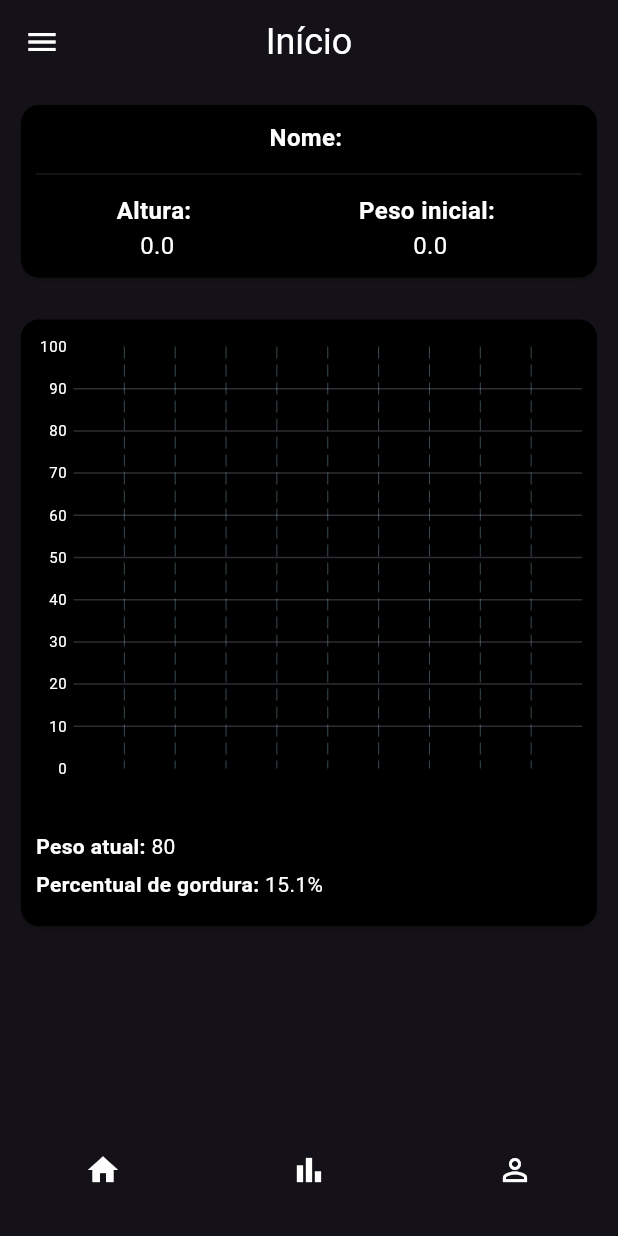
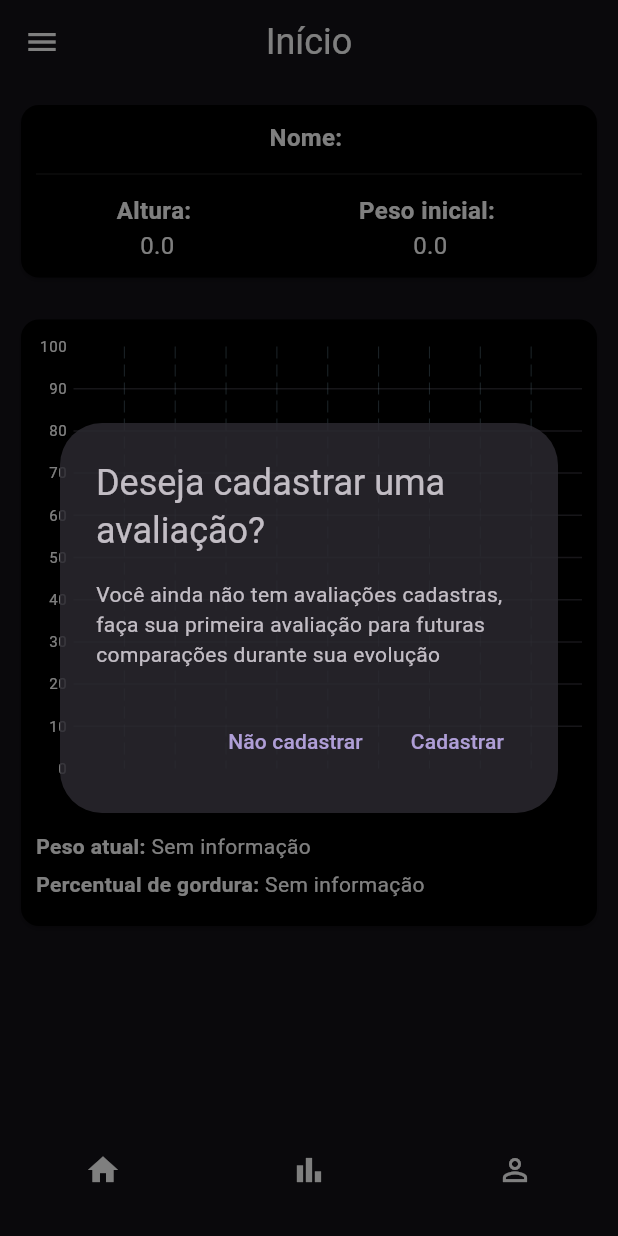
Before and after one commit to lucaskrause/my_fitness_progress, a Flutter app: the screen it shows after launch, after a tap on "Acessar APP", on a phone screen of 412 x 824 dp. Run offline on Flutter 3.47's test engine with Material 3 defaults, Android fonts, the phone set to English and light mode, and no system bars; drawn by our look-alikes of fl_chart; our stand-ins replace cloud_firestore, firebase_core, get_it, shared_preferences, sqflite; accounts and stored records are empty.

Commit message:
Continuação de funcionalidade

```diff
--- a/lib/src/components/resume_fitness.dart
+++ b/lib/src/components/resume_fitness.dart
@@ -2,7 +2,10 @@ import 'dart:async';
 
 import 'package:fl_chart/fl_chart.dart';
 import 'package:flutter/material.dart';
+import 'package:get_it/get_it.dart';
+import 'package:my_fitness_progress/src/controller/auth/auth_controller.dart';
 import 'package:my_fitness_progress/src/controller/evaluation/evaluation_controller.dart';
+import 'package:my_fitness_progress/src/models/evaluation.dart';
 import 'package:my_fitness_progress/src/screen/physical_evaluation/new_evaluation_page.dart';
 
 class ResumeFitness extends StatefulWidget {
@@ -14,6 +17,10 @@ class ResumeFitness extends StatefulWidget {
 }
 
 class _ResumeFitnessState extends State<ResumeFitness> {
+  AuthController authController = GetIt.I.get<AuthController>();
+  double currentWeight = 0;
+  double currentPercentFat = 0;
+
   int touchedIndex = -1;
   bool isShadowBar(int rodIndex) => rodIndex == 1;
   Map<int, List<double>> mainItems = <int, List<double>>{};
@@ -38,7 +45,7 @@ class _ResumeFitnessState extends State<ResumeFitness> {
             BarChartRodStackItem(
               0,
               v1,
-              Theme.of(context).colorScheme.onTertiaryContainer,
+              const Color.fromRGBO(255, 218, 10, 1),
               BorderSide(
                 color: Colors.white,
                 width: isTouched ? 2 : 0,
@@ -47,7 +54,7 @@ class _ResumeFitnessState extends State<ResumeFitness> {
             BarChartRodStackItem(
               v1,
               v1 + v2,
-              Theme.of(context).colorScheme.onSecondaryContainer,
+              const Color.fromRGBO(11, 82, 38, 1),
               BorderSide(
                 color: Colors.white,
                 width: isTouched ? 2 : 0,
@@ -65,8 +72,7 @@ class _ResumeFitnessState extends State<ResumeFitness> {
       builder: (_) {
         return AlertDialog(
           title: const Text("Deseja cadastrar uma avaliação?"),
-          content: const Text(
-              "Você ainda não tem avaliações cadastras, faça sua primeira avaliação para futuras comparações durante sua evolução"),
+          content: const Text("Você ainda não tem avaliações cadastras, faça sua primeira avaliação para futuras comparações durante sua evolução"),
           actions: [
             TextButton(
               onPressed: () {
@@ -78,8 +84,7 @@ class _ResumeFitnessState extends State<ResumeFitness> {
               onPressed: () {
                 Navigator.of(context).pop();
                 Navigator.of(context).push(
-                  MaterialPageRoute(
-                      builder: (_) => const NewEvaluationPage(isFirst: true)),
+                  MaterialPageRoute(builder: (_) => const NewEvaluationPage(isFirst: true)),
                 );
               },
               child: const Text("Cadastrar"),
@@ -90,11 +95,44 @@ class _ResumeFitnessState extends State<ResumeFitness> {
     );
   }
 
+  List<double> getPesos(Evaluation eva) {
+    double pesoTotal = double.parse(eva.pesoAtual!);
+    double pesoFat = double.parse(eva.fatKg!);
+    double pesoFit = pesoTotal - pesoFat;
+
+    return [pesoFat, pesoFit];
+  }
+
   @override
   void initState() {
-    Timer(const Duration(seconds: 2), () {
+    Timer(const Duration(seconds: 1), () {
       if (widget.controller.evaluationList.isEmpty) {
         showAskEvaluation();
+      } else {
+        Map<int, List<double>> itens = {};
+        var eva = widget.controller.evaluationList;
+
+        List<double> firstEvaluation = getPesos(eva.first);
+        itens[0] = firstEvaluation;
+
+        if (eva.length > 1) {
+          List<double> lastEvaluation = getPesos(eva.last);
+          itens[1] = lastEvaluation;
+        }
+
+        if (authController.user.objective != null) {
+          Map<String, double> objective = authController.user.objective!;
+          double weight = objective['weight']!;
+          double fatWeight = (objective['weight']! * objective['percentFat']!) / 100;
+          double cleanWeight = weight - fatWeight;
+          itens[2] = [fatWeight, cleanWeight];
+        }
+
+        setState(() {
+          mainItems.addAll(itens);
+          currentWeight = double.parse(eva.last.pesoAtual!);
+          currentPercentFat = double.parse(eva.last.percentFat!);
+        });
       }
     });
 
@@ -117,14 +155,13 @@ class _ResumeFitnessState extends State<ResumeFitness> {
               barTouchData: BarTouchData(
                 handleBuiltInTouches: false,
                 touchCallback: (FlTouchEvent event, barTouchResponse) {
-                  if (!event.isInterestedForInteractions ||
-                      barTouchResponse == null ||
-                      barTouchResponse.spot == null) {
+                  if (!event.isInterestedForInteractions || barTouchResponse == null || barTouchResponse.spot == null) {
                     setState(() {
                       touchedIndex = -1;
                     });
                     return;
                   }
+
                   final rodIndex = barTouchResponse.spot!.touchedRodDataIndex;
                   if (isShadowBar(rodIndex)) {
                     setState(() {
@@ -132,6 +169,7 @@ class _ResumeFitnessState extends State<ResumeFitness> {
                     });
                     return;
                   }
+
                   setState(() {
                     touchedIndex = barTouchResponse.spot!.touchedBarGroupIndex;
                   });
@@ -156,7 +194,7 @@ class _ResumeFitnessState extends State<ResumeFitness> {
                       ),
                       children: <TextSpan>[
                         TextSpan(
-                          text: '\nMassa magra: ${muscle}Kg',
+                          text: '\nMassa magra: $muscle Kg',
                           style: const TextStyle(
                             color: Colors.white,
                             fontSize: 12,
@@ -164,7 +202,7 @@ class _ResumeFitnessState extends State<ResumeFitness> {
                           ),
                         ),
                         TextSpan(
-                          text: '\nMassa gorda: ${fat}Kg',
+                          text: '\nMassa gorda: $fat Kg',
                           style: const TextStyle(
                             color: Colors.white,
                             fontSize: 12,
@@ -172,7 +210,7 @@ class _ResumeFitnessState extends State<ResumeFitness> {
                           ),
                         ),
                         TextSpan(
-                          text: '\nPeso total: ${total}Kg',
+                          text: '\nPeso total: $total Kg',
                           style: const TextStyle(
                             color: Colors.white,
                             fontSize: 12,
@@ -191,8 +229,7 @@ class _ResumeFitnessState extends State<ResumeFitness> {
                   sideTitles: SideTitles(
                     showTitles: true,
                     getTitlesWidget: (double value, TitleMeta meta) {
-                        const style =
-                            TextStyle(color: Colors.white, fontSize: 10);
+                      const style = TextStyle(color: Colors.white, fontSize: 10);
                       String text;
                       if (value == 0) {
                         text = '0';
@@ -210,7 +247,8 @@ class _ResumeFitnessState extends State<ResumeFitness> {
                       );
                     },
                     interval: 10,
-                      reservedSize: 25),
+                    reservedSize: 25,
+                  ),
                 ),
                 bottomTitles: AxisTitles(
                   sideTitles: SideTitles(
@@ -218,8 +256,8 @@ class _ResumeFitnessState extends State<ResumeFitness> {
                     getTitlesWidget: (value, meta) {
                       const style = TextStyle(
                         color: Colors.white,
-                          fontSize:
-                              10); //TextStyle(color: Colors.white, fontWeight: FontWeight.bold)
+                        fontSize: 10,
+                      );
                       String text;
                       switch (value.toInt()) {
                         case 0:
@@ -229,12 +267,13 @@ class _ResumeFitnessState extends State<ResumeFitness> {
                         case 2:
                           text = 'Objetivo';
                         default:
-                          text = 'Sem dado';
+                          text = '';
                       }
 
                       return SideTitleWidget(
                         axisSide: meta.axisSide,
-                          child: Text(text, style: style));
+                        child: Text(text, style: style),
+                      );
                     },
                   ),
                 ),
@@ -246,46 +285,49 @@ class _ResumeFitnessState extends State<ResumeFitness> {
                   if (value == 0) {
                     return FlLine(
                       color: Theme.of(context).colorScheme.onPrimaryContainer,
-                        strokeWidth: 3);
+                      strokeWidth: 3,
+                    );
                   }
                   return FlLine(
-                    color: Theme.of(context)
-                        .colorScheme
-                        .onPrimaryContainer
-                        .withOpacity(0.2),
+                    color: Theme.of(context).colorScheme.onPrimaryContainer.withOpacity(0.2),
                     strokeWidth: 1,
                   );
                 },
               ),
-              barGroups: mainItems.entries
-                  .map((e) => generateGroup(
+              barGroups: mainItems.entries.map((e) => generateGroup(
                 e.key,
                 e.value[0],
                 e.value[1],
-                      ))
-                  .toList(),
+              )).toList(),
               borderData: FlBorderData(show: false),
             ),
           ),
         ),
-        subtitle: const Column(
+        subtitle: Column(
           children: [
-            SizedBox(height: 20),
+            const SizedBox(height: 20),
             Row(
               children: [
-                Text('Peso atual: ',
+                const Text(
+                  'Peso atual: ',
                   style: TextStyle(
-                        color: Colors.white, fontWeight: FontWeight.bold)),
-                Text('80', style: TextStyle(color: Colors.white)),
+                    color: Colors.white,
+                    fontWeight: FontWeight.bold,
+                  ),
+                ),
+                Text(currentWeight > 0 ? '${currentWeight.toString()} Kg' : 'Sem informação', style: const TextStyle(color: Colors.white)),
               ],
             ),
-            SizedBox(height: 5),
+            const SizedBox(height: 5),
             Row(
               children: [
-                Text('Percentual de gordura: ',
+                const Text('Percentual de gordura: ',
                   style: TextStyle(
-                        color: Colors.white, fontWeight: FontWeight.bold)),
-                Text('15.1%', style: TextStyle(color: Colors.white)),
+                    color: Colors.white,
+                    fontWeight: FontWeight.bold,
+                  ),
+                ),
+                Text(currentPercentFat > 0 ? '${currentPercentFat.toString()} %' : 'Sem informação', style: const TextStyle(color: Colors.white)),
               ],
             ),
           ],
--- a/lib/src/controller/auth/auth_controller.dart
+++ b/lib/src/controller/auth/auth_controller.dart
@@ -1,4 +1,6 @@
 // import 'package:firebase_auth/firebase_auth.dart';
+import 'dart:convert';
+
 import 'package:flutter/material.dart';
 import 'package:my_fitness_progress/src/models/user.dart';
 import 'package:shared_preferences/shared_preferences.dart';
@@ -24,6 +26,10 @@ class AuthController {
     user.weight = value;
   }
 
+  void setObjective(Map<String, double> value) {
+    user.objective = value;
+  }
+
   Future saveUser() async {
     try {
       final prefs = await SharedPreferences.getInstance();
@@ -31,6 +37,7 @@ class AuthController {
       prefs.setInt('age', user.age);
       prefs.setInt('height', user.height);
       prefs.setDouble('weight', user.weight);
+      prefs.setString('objective', jsonEncode(user.objective));
     } catch (e) {
       debugPrint(e.toString());
     }
@@ -43,9 +50,10 @@ class AuthController {
       final age = prefs.getInt('age');
       final height = prefs.getInt('height');
       final weight = prefs.getDouble('weight');
+      final objective = prefs.getString('objective') != null ? Map<String, double>.from(jsonDecode(prefs.getString('objective')!)) : null;
 
       if (name != null && age != null && height != null && weight != null) {
-        user = User(name: name, age: age, height: height, weight: weight);
+        user = User(name: name, age: age, height: height, weight: weight, objective: objective);
         return user;
       }
 
@@ -63,39 +71,11 @@ class AuthController {
       prefs.remove('age');
       prefs.remove('height');
       prefs.remove('weight');
+      prefs.remove('objective');
 
       //TODO: remover dados do banco
     } catch (e) {
       debugPrint(e.toString());
     }
   }
-
-  //------------------------
-  //------- Firebase -------
-  //------------------------
-
-  // String? email;
-  // String? password;
-
-  // Future<void> login() async {
-  //   try {
-  //     var res = await FirebaseAuth.instance.signInWithEmailAndPassword(
-  //       email: email!,
-  //       password: password!
-  //     );
-
-  //     auth = res.user;
-  //   } catch (e) {
-  //     rethrow;
-  //   }
-  // }
-
-  // Future<void> logout() async {
-  //   try {
-  //     await FirebaseAuth.instance.signOut();
-  //     auth = null;
-  //   } catch (e) {
-  //     rethrow;
-  //   }
-  // }
 }
--- a/lib/src/models/user.dart
+++ b/lib/src/models/user.dart
@@ -3,12 +3,14 @@ class User {
   int age;
   int height;
   double weight;
+  Map<String, double>? objective;
 
   User({
     this.name = "",
     this.age = 0,
     this.height = 0,
     this.weight = 0,
+    this.objective,
   });
 
   factory User.fromMap(Map<String, dynamic> json) {
@@ -17,6 +19,7 @@ class User {
       age: json['age'],
       height: json['height'],
       weight: json['weight'],
+      objective: json['objective'],
     );
   }
 
@@ -26,6 +29,7 @@ class User {
       'age': age,
       'height': height,
       'weight': weight,
+      'objective': objective,
     };
   }
 }
--- a/lib/src/screen/home/home_page.dart
+++ b/lib/src/screen/home/home_page.dart
@@ -23,12 +23,13 @@ class _HomePageState extends State<HomePage> {
     return Scaffold(
       appBar: AppBar(
         backgroundColor: Theme.of(context).colorScheme.surface,
-        title: const Text('Início',
-            style: TextStyle(color: Colors.white, fontSize: 24)),
+        title: const Text(
+          'Início',
+          style: TextStyle(color: Colors.white, fontSize: 24),
+        ),
         centerTitle: true,
         iconTheme: const IconThemeData(color: Colors.white),
       ),
-      backgroundColor: Theme.of(context).colorScheme.surface,
       drawer: const DrawerPage(),
       body: SingleChildScrollView(
         padding: const EdgeInsets.all(10),
--- a/lib/src/screen/home/splash_page.dart
+++ b/lib/src/screen/home/splash_page.dart
@@ -25,13 +25,13 @@ class _SplashPageState extends State<SplashPage> {
       // Verifica dados existentes
       authController.checkRegister().then((User? user) {
         if (user == null) {
-          // Se nulo, registra as informações básicas
+          if (!mounted) return;
           Navigator.of(context).pushAndRemoveUntil(
             MaterialPageRoute(builder: (context) => const RegisterPage()),
             (route) => false
           );
         } else {
-          // Se tiver user, vai para a HomePage
+          if (!mounted) return;
           Navigator.of(context).pushAndRemoveUntil(
             MaterialPageRoute(builder: (context) => const HomePage()),
             (route) => false,
@@ -65,7 +65,6 @@ class _SplashPageState extends State<SplashPage> {
           const SizedBox(height: 20),
           const CircularProgressIndicator(
             color: Colors.white,
-
           )
         ],
       ),
--- a/lib/src/screen/login/register_page.dart
+++ b/lib/src/screen/login/register_page.dart
@@ -85,10 +85,6 @@ class _RegisterPageState extends State<RegisterPage> {
                         color: Theme.of(context).cardColor,
                         child: TextField(
                           keyboardType: TextInputType.number,
-                          decoration: const InputDecoration(
-                            border: OutlineInputBorder(),
-                            contentPadding: EdgeInsets.fromLTRB(20, 10, 20, 10),
-                          ),
                           inputFormatters: [
                             FilteringTextInputFormatter.digitsOnly,
                           ],
@@ -114,10 +110,6 @@ class _RegisterPageState extends State<RegisterPage> {
                         color: Theme.of(context).cardColor,
                         child: TextField(
                           keyboardType: TextInputType.number,
-                          decoration: const InputDecoration(
-                            border: OutlineInputBorder(),
-                            contentPadding: EdgeInsets.fromLTRB(20, 10, 20, 10),
-                          ),
                           inputFormatters: [
                             FilteringTextInputFormatter.digitsOnly,
                           ],
@@ -143,10 +135,6 @@ class _RegisterPageState extends State<RegisterPage> {
                         color: Theme.of(context).cardColor,
                         child: TextField(
                           keyboardType: TextInputType.number,
-                          decoration: const InputDecoration(
-                            border: OutlineInputBorder(),
-                            contentPadding: EdgeInsets.fromLTRB(20, 10, 20, 10),
-                          ),
                           cursorColor: Colors.white,
                           style: const TextStyle(color: Colors.white),
                           onChanged: (String value) {
@@ -168,13 +156,6 @@ class _RegisterPageState extends State<RegisterPage> {
                             MaterialPageRoute(builder: (_) => const HomePage()),
                           );
                         },
-                        style: ElevatedButton.styleFrom(
-                          minimumSize: const Size.fromHeight(50),
-                          backgroundColor: Theme.of(context).colorScheme.onSecondaryContainer,
-                          shape: RoundedRectangleBorder(
-                            borderRadius: BorderRadius.circular(5),
-                          )
-                        ),
                         child: const Text(
                           "Acessar APP",
                           style: TextStyle(
```
Also changed, not shown: lib/src/screen/person/my_person_page.dart (+30 -27 lines), lib/src/screen/person/objective_page.dart (+2 -14 lines), lib/src/screen/physical_evaluation/new_evaluation_page.dart (+28 -40 lines). Lines whose indentation alone changed are shown as unchanged.
